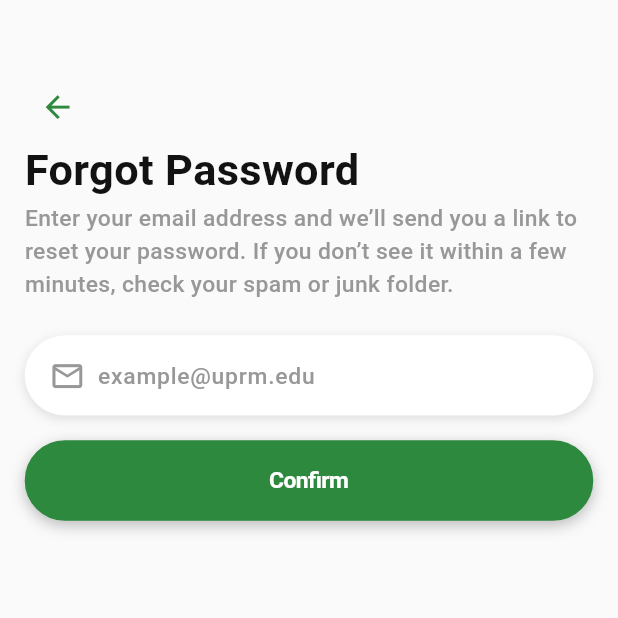
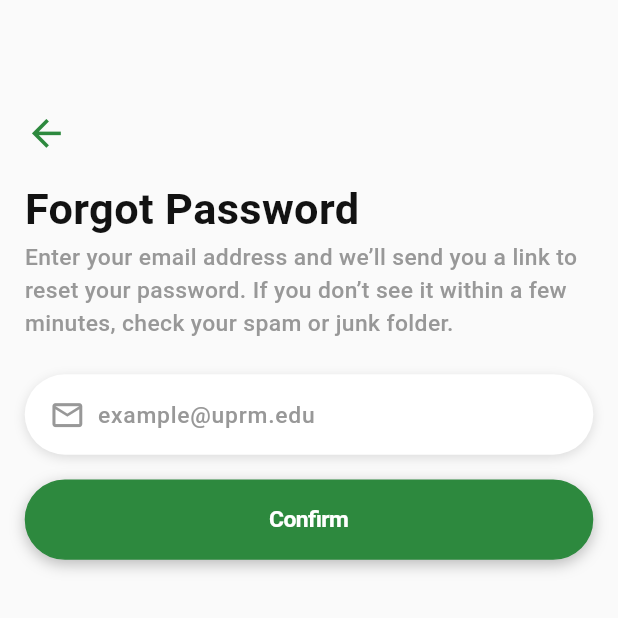
Before and after one commit to yadrielsamir/bites, a Flutter app: the ForgotPasswordPage screen opened by its route, on a phone screen of 412 x 824 dp, the top half of it. Run offline on Flutter 3.47's test engine with Material 3 defaults, Android fonts, the phone set to English and light mode, and no system bars; our stand-ins replace go_router, mask_text_input_formatter, sizer.

Commit message:
Forgot Password Page

```diff
--- a/lib/app/router.dart
+++ b/lib/app/router.dart
@@ -1,4 +1,5 @@
 import 'package:bites/features/auth/presentation/pages/forgot_password.dart';
+import 'package:bites/features/menu/presentation/home.dart';
 import 'package:go_router/go_router.dart';
 import '../features/auth/presentation/pages/sign_in.dart';
 import '../features/auth/presentation/pages/sign_up.dart';
@@ -23,6 +24,10 @@ final router = GoRouter(
         ),
       ],
     ),
-    //GoRoute(path: '/', builder: (context, state) => const HomePage()),
+    GoRoute(
+      name: 'home',
+      path: '/home',
+      builder: (context, state) => const HomePage(),
+    ),
   ],
 );
--- a/lib/app/theme/app_spacing.dart
+++ b/lib/app/theme/app_spacing.dart
@@ -6,4 +6,5 @@ class AppSpacing {
   static double md = 6.w; // ~24px
   static double lg = 8.w; // ~32px
   static double xl = 10.w; // ~48px
+  static double xxl = 12.w; // ~64px
 }
--- a/lib/features/auth/presentation/pages/forgot_password.dart
+++ b/lib/features/auth/presentation/pages/forgot_password.dart
@@ -4,6 +4,7 @@ import 'package:bites/core/widgets/main_buttons.dart';
 import 'package:bites/core/widgets/text_field.dart';
 import 'package:flutter/cupertino.dart';
 import 'package:flutter/material.dart';
+import 'package:go_router/go_router.dart';
 import 'package:sizer/sizer.dart';
 
 class ForgotPasswordPage extends StatelessWidget {
@@ -14,19 +15,28 @@ class ForgotPasswordPage extends StatelessWidget {
     return Scaffold(
       backgroundColor: AppColors.backgroundWhite,
       body: Padding(
-        padding: EdgeInsets.symmetric(horizontal: AppSpacing.sm, vertical: 6.h),
+        padding: EdgeInsets.symmetric(
+          horizontal: AppSpacing.sm,
+          vertical: AppSpacing.xxl,
+        ),
         child: Column(
           crossAxisAlignment: CrossAxisAlignment.start,
           children: [
-            Align(
-              alignment: Alignment.centerLeft,
+            Padding(
+              padding: EdgeInsets.only(
+                top: AppSpacing.md,
+                bottom: AppSpacing.sm,
+              ),
               child: CupertinoButton(
                 padding: EdgeInsets.zero,
-                onPressed: () {},
+                minimumSize: Size(0, 0),
+                onPressed: () {
+                  context.pop();
+                },
                 child: Icon(
                   Icons.arrow_back,
                   color: AppColors.uprmGreen,
-                  size: 20.sp,
+                  size: 22.sp,
                 ),
               ),
             ),
```
Also changed, not shown: lib/features/auth/presentation/pages/sign_up.dart (+8 -18 lines), lib/features/menu/presentation/home.dart (added, +40 -0 lines).
